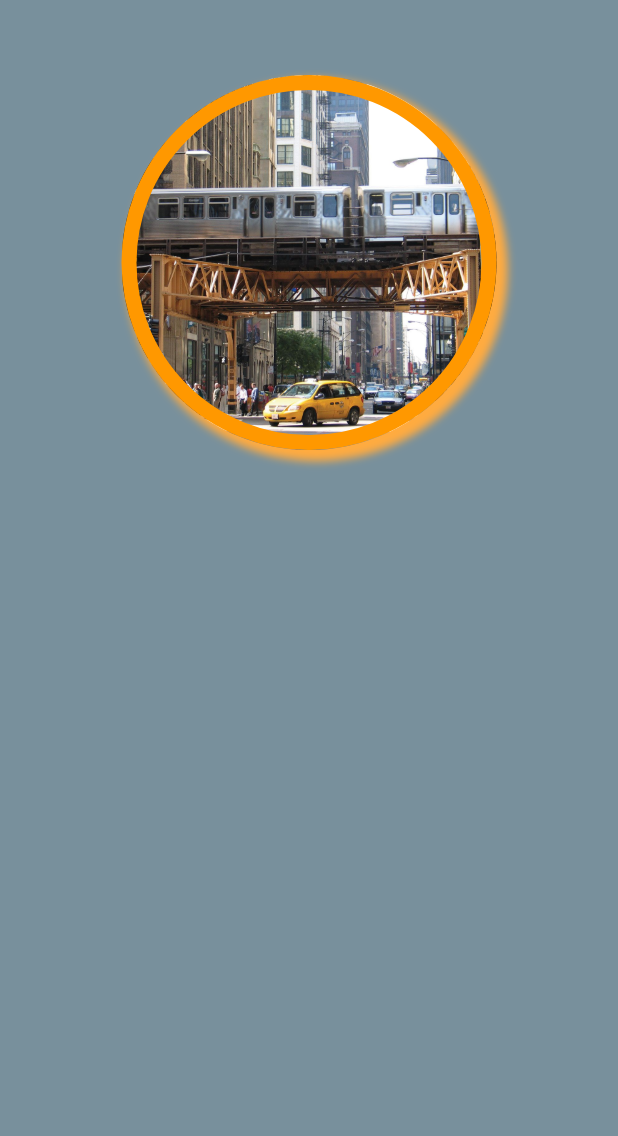
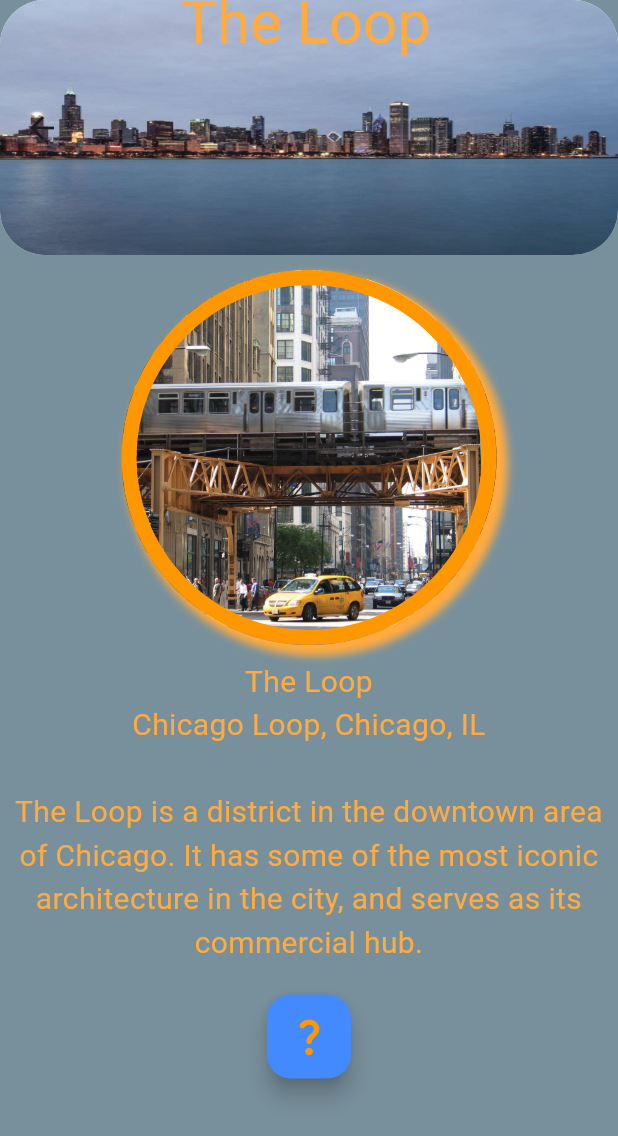
Before and after one commit to filip-toloczko/Chicago-Tourism-App, a Flutter app: the LoopScreen screen opened by its route, on a phone screen of 412 x 824 dp. Shown: the top 1136 px of the screen. Run offline on Flutter 3.47's test engine with Material 3 defaults, Android fonts, the phone set to English and light mode, and no system bars.

```diff
--- a/lib/FirstScreen.dart
+++ b/lib/FirstScreen.dart
@@ -17,7 +17,7 @@ class FirstScreen extends StatelessWidget {
                 bottom: 120,
             ),
             child: Text(
-              'Welcome to Chicago',
+              '  Welcome to Chicago',
               style: TextStyle(
                 fontSize: 37,
                 color: Colors.orangeAccent,
@@ -232,7 +232,6 @@ class FirstScreen extends StatelessWidget {
                   ]
               ),
             ),
-            const Padding(padding: EdgeInsets.all(10.0)),
             Center(
               child: Column(
                   children: <Widget>[
--- a/lib/LoopScreen.dart
+++ b/lib/LoopScreen.dart
@@ -8,10 +8,41 @@ class LoopScreen extends StatelessWidget {
     //
     return Scaffold(
       backgroundColor: Colors.blueGrey.shade400,
+        appBar: AppBar(
+          toolbarHeight: 170,
+          title: const Padding(
+            padding: EdgeInsets.only(
+              bottom: 140,
+            ),
+            child: Text(
+              '     The Loop',
+              style: TextStyle(
+                fontSize: 40,
+                color: Colors.orangeAccent,
+              ),
+            ),
+          ),
+          flexibleSpace: Container(
+            decoration: const BoxDecoration(
+              image: DecorationImage(
+                image: AssetImage('images/chicagoproject1.png'),
+                fit: BoxFit.fill,
+              ),
+              borderRadius: BorderRadius.all(
+                Radius.circular(30),
+              )
+            ),
+          ),
+          shape: const RoundedRectangleBorder(
+            borderRadius: BorderRadius.all(
+              Radius.circular(30),
+            )
+          ),
+        ),
       body: Center(
           child: Column(
             children: <Widget>[
-              const Padding(padding: EdgeInsets.all(25.0)),
+              const Padding(padding: EdgeInsets.all(5.0)),
               Container(
                 width: 250,
                 height: 250,
@@ -49,7 +80,40 @@ class LoopScreen extends StatelessWidget {
                     ),
                   ),
                 ),
+              ),
+              const Padding(padding: EdgeInsets.all(5.0)),
+              const Text(
+                "The Loop\nChicago Loop, Chicago, IL\n",
+                style: TextStyle(
+                  fontSize: 20,
+                  color: Colors.orangeAccent,
+                ),
+                textAlign: TextAlign.center,
+              ),
+              const Text(
+                "The Loop is a district in the downtown area of Chicago. It has some of the most iconic architecture in the city, and serves as its commercial hub.",
+                style: TextStyle(
+                  fontSize: 20,
+                  color: Colors.orangeAccent,
+                ),
+                textAlign: TextAlign.center,
+              ),
+              const Padding(padding: EdgeInsets.all(10.0)),
+              FloatingActionButton(
+                onPressed: (){
+                  Navigator.pushNamed(context, '/lincolnpark');
+                },
+                backgroundColor: Colors.blueAccent,
+                child: IconButton(
+                  icon: Icon(Icons.question_mark_rounded, size: 30, color: Colors.orange,),
+                  onPressed: (){
+                    Navigator.pushNamed(context, '/theloop');
+                  },
+                ),
               )
+
+
+
             ],
           ),
       ),
```
Also changed, not shown: lib/LoopScreenTrivia.dart (added, +122 -0 lines), images/thelooptrivia.png (added).
